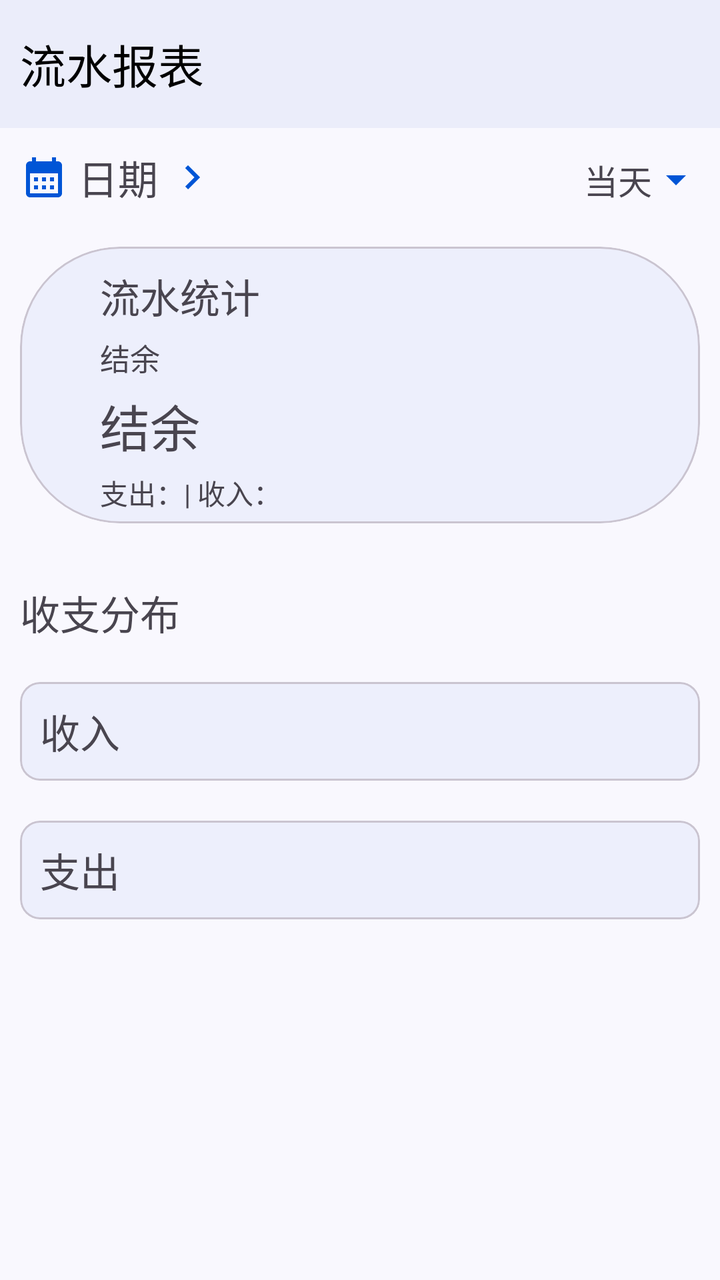
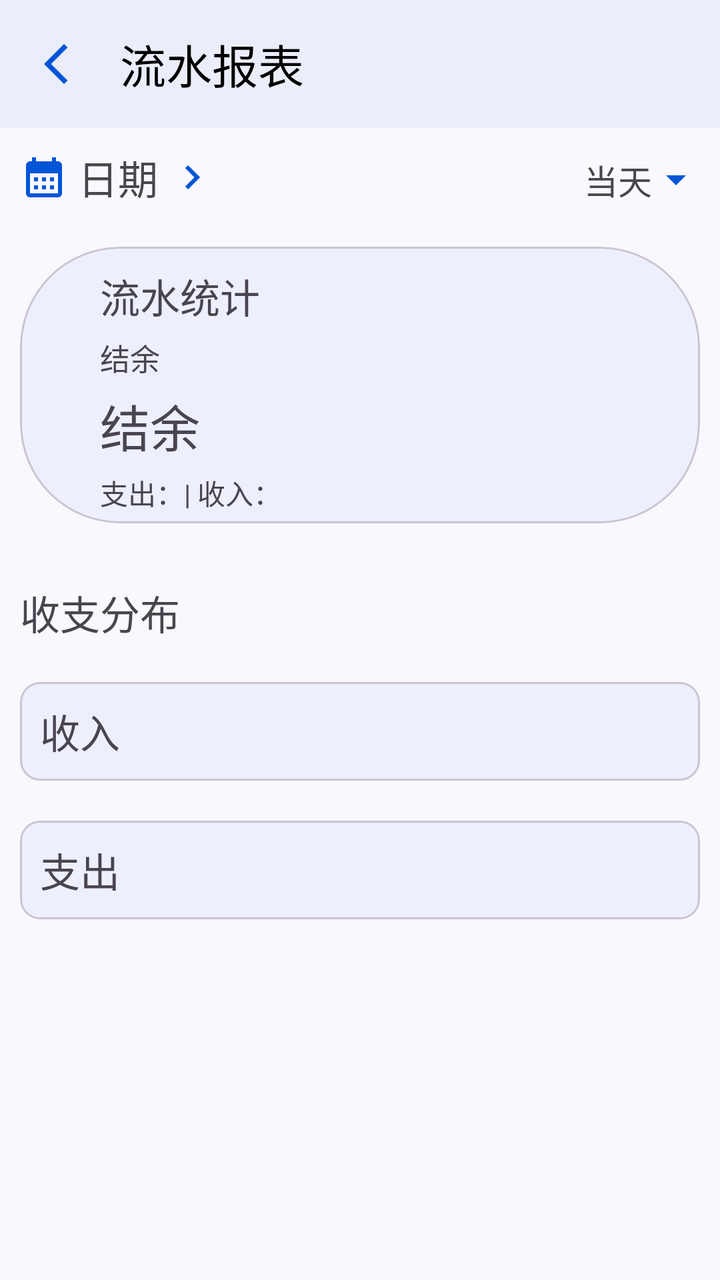

Before-and-after screenshots of an Android layout around one commit, followed by the original layout XML and the change that was made.
<!-- AndroidManifest.xml: application theme Theme.ProjectManager -->
<!-- res/layout/activity_report.xml -->
<?xml version="1.0" encoding="utf-8"?>
<androidx.constraintlayout.widget.ConstraintLayout xmlns:android="http://schemas.android.com/apk/res/android"
    xmlns:app="http://schemas.android.com/apk/res-auto"
    xmlns:tools="http://schemas.android.com/tools"
    style="@style/PageStyle"
    android:layout_width="match_parent"
    android:layout_height="match_parent"
    tools:context=".ui.bookkeeping.report.ReportActivity">

    <com.google.android.material.appbar.MaterialToolbar
        android:id="@+id/report_toolbar"
        android:layout_width="match_parent"
        android:layout_height="?attr/actionBarSize"
        app:layout_constraintEnd_toEndOf="parent"
        app:layout_constraintStart_toStartOf="parent"
        app:layout_constraintTop_toTopOf="parent"
        app:title="@string/title_report" />

    <com.google.android.material.textview.MaterialTextView
        android:id="@+id/report_date_textview"
        android:layout_width="wrap_content"
        android:layout_height="wrap_content"
        android:drawableStart="@drawable/baseline_calendar_month_24"
        android:drawableEnd="@drawable/baseline_keyboard_arrow_right_24"
        android:drawablePadding="5dp"
        android:padding="10sp"
        android:text="@string/date"
        android:textSize="20sp"
        app:layout_constraintLeft_toLeftOf="parent"
        app:layout_constraintTop_toBottomOf="@id/report_toolbar" />

    <com.google.android.material.textview.MaterialTextView
        android:id="@+id/date_range_select_view"
        style="@style/CommonTextAppearance"
        android:layout_width="wrap_content"
        android:layout_height="wrap_content"
        android:clickable="true"
        android:drawableEnd="@drawable/baseline_arrow_drop_down_24"
        android:focusable="true"
        android:padding="10sp"
        android:text="@string/today"
        app:layout_constraintBaseline_toBaselineOf="@+id/report_date_textview"
        app:layout_constraintRight_toRightOf="parent" />

    <ScrollView
        android:layout_width="match_parent"
        android:layout_height="wrap_content"
        android:orientation="vertical"
        app:layout_constraintTop_toBottomOf="@id/report_date_textview">

        <LinearLayout
            android:layout_width="match_parent"
            android:layout_height="0dp"
            android:orientation="vertical">

            <com.google.android.material.card.MaterialCardView
                android:id="@+id/report_balance_cardview"
                style="@style/RoundCardStyle"
                android:layout_width="match_parent"
                android:layout_height="wrap_content">

                <LinearLayout
                    android:layout_width="match_parent"
                    android:layout_height="match_parent"
                    android:orientation="vertical"
                    android:padding="5dp">

                    <com.google.android.material.textview.MaterialTextView
                        style="@style/ReportInfoTextViewStyle"
                        android:layout_width="wrap_content"
                        android:layout_height="wrap_content"
                        android:text="@string/account_statistics"
                        android:textSize="20sp" />

                    <com.google.android.material.textview.MaterialTextView
                        style="@style/ReportInfoTextViewStyle"
                        android:layout_width="wrap_content"
                        android:layout_height="wrap_content"
                        android:text="@string/balance"
                        android:textSize="15sp" />

                    <com.google.android.material.textview.MaterialTextView
                        android:id="@+id/report_balance_textview"
                        style="@style/ReportInfoTextViewStyle"
                        android:layout_width="wrap_content"
                        android:layout_height="wrap_content"
                        android:text="@string/balance"
                        android:textSize="25sp" />

                    <com.google.android.material.textview.MaterialTextView
                        android:id="@+id/expense_income_textview"
                        style="@style/ReportInfoTextViewStyle"
                        android:layout_width="wrap_content"
                        android:layout_height="wrap_content"
                        android:text="@string/expense_and_income" />
                </LinearLayout>
            </com.google.android.material.card.MaterialCardView>

            <LinearLayout
                android:layout_width="match_parent"
                android:layout_height="wrap_content"
                android:id="@+id/expense_income_layout"
                android:layout_marginTop="10sp"
                android:orientation="vertical">

                <com.google.android.material.textview.MaterialTextView
                    style="@style/LabelTextViewStyle"
                    android:layout_width="wrap_content"
                    android:layout_height="wrap_content"
                    android:text="@string/expenditure_income_distribution" />

                <com.google.android.material.card.MaterialCardView
                    android:id="@+id/income_source_card"
                    style="@style/ContentCardStyle"
                    android:layout_width="match_parent"
                    android:layout_height="wrap_content">

                    <LinearLayout
                        android:layout_width="match_parent"
                        android:layout_height="wrap_content"
                        android:orientation="vertical">

                        <com.google.android.material.textview.MaterialTextView
                            style="@style/LabelTextViewStyle"
                            android:layout_width="wrap_content"
                            android:layout_height="wrap_content"
                            android:text="@string/income" />

                        <androidx.recyclerview.widget.RecyclerView
                            android:id="@+id/income_source_recycler"
                            android:layout_width="match_parent"
                            android:layout_height="wrap_content"
                            android:orientation="vertical" />
                    </LinearLayout>
                </com.google.android.material.card.MaterialCardView>

                <com.google.android.material.card.MaterialCardView
                    android:id="@+id/expense_source_card"
                    style="@style/ContentCardStyle"
                    android:layout_width="match_parent"
                    android:layout_height="wrap_content">

                    <LinearLayout
                        android:layout_width="match_parent"
                        android:layout_height="wrap_content"
                        android:orientation="vertical">

                        <com.google.android.material.textview.MaterialTextView
                            style="@style/LabelTextViewStyle"
                            android:layout_width="wrap_content"
                            android:layout_height="wrap_content"
                            android:text="@string/expenditure" />

                        <androidx.recyclerview.widget.RecyclerView
                            android:id="@+id/expense_source_recycler"
                            android:layout_width="match_parent"
                            android:layout_height="wrap_content"
                            android:orientation="vertical" />
                    </LinearLayout>
                </com.google.android.material.card.MaterialCardView>
            </LinearLayout>
        </LinearLayout>
    </ScrollView>
</androidx.constraintlayout.widget.ConstraintLayout>
<!-- resources referenced by this layout -->
<resources>
  <!-- drawable baseline_arrow_drop_down_24 (drawable) -->
  <vector xmlns:android="http://schemas.android.com/apk/res/android" android:height="24dp" android:tint="#000000" android:viewportHeight="24" android:viewportWidth="24" android:width="24dp">
        
      <path android:fillColor="@android:color/white" android:pathData="M7,10l5,5 5,-5z"/>
      
  </vector>
  <!-- drawable baseline_keyboard_arrow_right_24 (drawable) -->
  <vector xmlns:android="http://schemas.android.com/apk/res/android" android:autoMirrored="true" android:height="24dp" android:tint="#000000" android:viewportHeight="24" android:viewportWidth="24" android:width="24dp">
        
      <path android:fillColor="@android:color/white" android:pathData="M8.59,16.59L13.17,12 8.59,7.41 10,6l6,6 -6,6 -1.41,-1.41z"/>
      
  </vector>
  <string name="account_statistics">流水统计</string>
  <string name="balance">结余</string>
  <string name="date">日期</string>
  <string name="expenditure">支出</string>
  <string name="expenditure_income_distribution">收支分布</string>
  <string name="expense_and_income">支出：| 收入：</string>
  <string name="income">收入</string>
  <string name="title_report">流水报表</string>
  <string name="today">当天</string>
  <style name="CommonTextAppearance">
          <item name="android:textSize">17sp</item>
      </style>
  <style name="ContentCardStyle">
          <item name="cardBackgroundColor">@color/card_background</item>
          <item name="cardCornerRadius">10dp</item>
          <item name="android:layout_margin">10dp</item>
      </style>
  <style name="LabelTextViewStyle">
          <item name="android:paddingStart">10dp</item>
          <item name="android:paddingEnd">10dp</item>
          <item name="android:paddingTop">10dp</item>
          <item name="android:paddingBottom">10dp</item>
          <item name="android:textSize">20sp</item>
      </style>
  <style name="PageStyle">
          <item name="android:fitsSystemWindows">true</item>
          <item name="android:background">@color/page_background</item>
      </style>
  <style name="ReportInfoTextViewStyle">
          <item name="android:paddingTop">5dp</item>
          <item name="android:paddingLeft">35dp</item>
      </style>
  <style name="RoundCardStyle">
          <item name="cardBackgroundColor">@color/card_background</item>
          <item name="cardCornerRadius">50dp</item>
          <item name="android:layout_margin">10dp</item>
      </style>
  <color name="card_background">#edeffc</color>
  <color name="page_background">#f9f8fe</color>
  <color name="theme_blue">#0055d6</color>
  <color name="theme_blue_variant">#dae1fe</color>
  <color name="white">#FFFFFFFF</color>
  <color name="teal_200">#FF03DAC5</color>
  <color name="teal_700">#FF018786</color>
  <color name="black">#FF000000</color>
  <style name="ToolBarStyle">
          <item name="android:background">@color/toolbar_background</item>
          <item name="contentInsetStart">10dp</item>
          <item name="titleTextAppearance">@style/TitleStyle</item>
      </style>
  <color name="toolbar_background">#ebedfa</color>
  <style name="TitleStyle">
          <item name="android:textSize">23sp</item>
          <item name="android:textColor">@color/black</item>
      </style>
  <!-- unchanged entries left out for length: 2 -->
</resources>

<!-- the commit's change to res/layout/activity_report.xml (unified diff, before → after) -->
@@ -8,12 +8,13 @@
     tools:context=".ui.bookkeeping.report.ReportActivity">
 
     <com.google.android.material.appbar.MaterialToolbar
-        android:id="@+id/report_toolbar"
+        android:id="@+id/toolbar"
         android:layout_width="match_parent"
         android:layout_height="?attr/actionBarSize"
         app:layout_constraintEnd_toEndOf="parent"
         app:layout_constraintStart_toStartOf="parent"
         app:layout_constraintTop_toTopOf="parent"
+        app:navigationIcon="@drawable/baseline_arrow_back_ios_new_24"
         app:title="@string/title_report" />
 
     <com.google.android.material.textview.MaterialTextView
@@ -27,7 +28,7 @@
         android:text="@string/date"
         android:textSize="20sp"
         app:layout_constraintLeft_toLeftOf="parent"
-        app:layout_constraintTop_toBottomOf="@id/report_toolbar" />
+        app:layout_constraintTop_toBottomOf="@id/toolbar" />
 
     <com.google.android.material.textview.MaterialTextView
         android:id="@+id/date_range_select_view"
@@ -97,9 +98,9 @@
             </com.google.android.material.card.MaterialCardView>
 
             <LinearLayout
+                android:id="@+id/expense_income_layout"
                 android:layout_width="match_parent"
                 android:layout_height="wrap_content"
-                android:id="@+id/expense_income_layout"
                 android:layout_marginTop="10sp"
                 android:orientation="vertical">
 
<!-- resource entries referenced after the edit -->
@@ -1,5 +1,11 @@
 <!-- resources referenced by this layout -->
 <resources>
+  <!-- drawable baseline_arrow_back_ios_new_24 (drawable) -->
+  <vector xmlns:android="http://schemas.android.com/apk/res/android" android:height="24dp" android:tint="#000000" android:viewportHeight="24" android:viewportWidth="24" android:width="24dp">
+        
+      <path android:fillColor="@android:color/white" android:pathData="M17.77,3.77l-1.77,-1.77l-10,10l10,10l1.77,-1.77l-8.23,-8.23z"/>
+      
+  </vector>
   <!-- drawable baseline_arrow_drop_down_24 (drawable) -->
   <vector xmlns:android="http://schemas.android.com/apk/res/android" android:height="24dp" android:tint="#000000" android:viewportHeight="24" android:viewportWidth="24" android:width="24dp">
         
@@ -57,8 +63,9 @@
   <color name="teal_200">#FF03DAC5</color>
   <color name="teal_700">#FF018786</color>
   <color name="black">#FF000000</color>
-  <style name="ToolBarStyle">
+  <style name="ToolBarStyle" parent="Widget.Material3.Toolbar">
           <item name="android:background">@color/toolbar_background</item>
+          <item name="navigationIconTint">@color/theme_blue</item>
           <item name="contentInsetStart">10dp</item>
           <item name="titleTextAppearance">@style/TitleStyle</item>
       </style>
